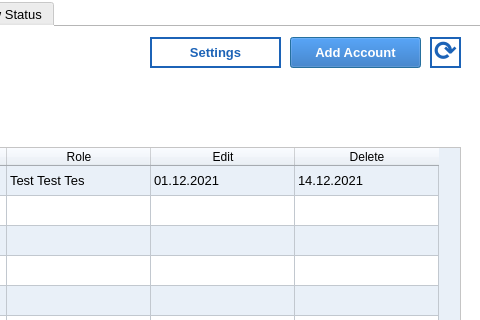
Above: gui/administrator.ui from iamafi/os_client before the change; both pictures show x 322 to 802 and y 0 to 320 of the 802 by 565 pixel window. Below: the same form after it.
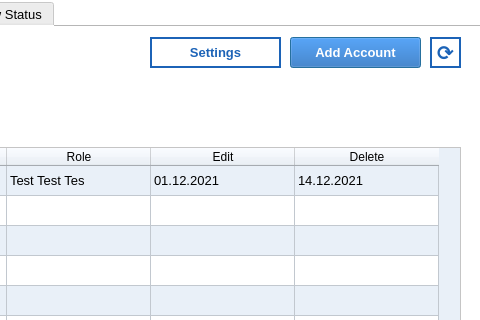
That is the form after the change. Icons and pictures are not drawn.

```diff
--- a/gui/administrator.ui
+++ b/gui/administrator.ui
@@ -313,7 +313,7 @@
      </property>
      <property name="font">
       <font>
-       <pointsize>20</pointsize>
+       <pointsize>15</pointsize>
        <weight>75</weight>
        <bold>true</bold>
       </font>
@@ -324,8 +324,7 @@
      <property name="styleSheet">
       <string notr="true">background-color:   rgb(255, 255, 255);
 color: rgb(28, 99, 183);
-border: 2px solid  rgb(28, 99, 183);
-padding-top: -5px;</string>
+border: 2px solid  rgb(28, 99, 183);</string>
      </property>
      <property name="text">
       <string>⟳</string>
```
